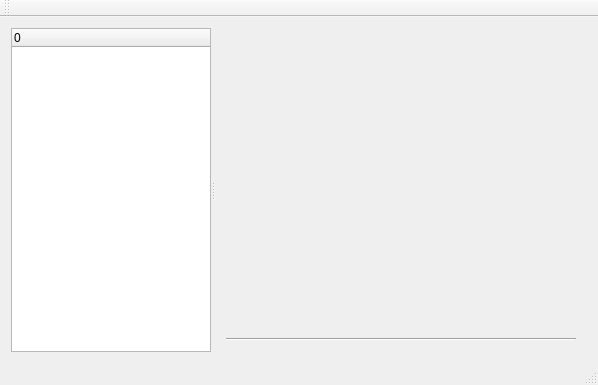
First picture: the form in freetoolbox/plugins/coreplugin/mainwindow.ui, repository FreeHealth/freehealth, before the edit.
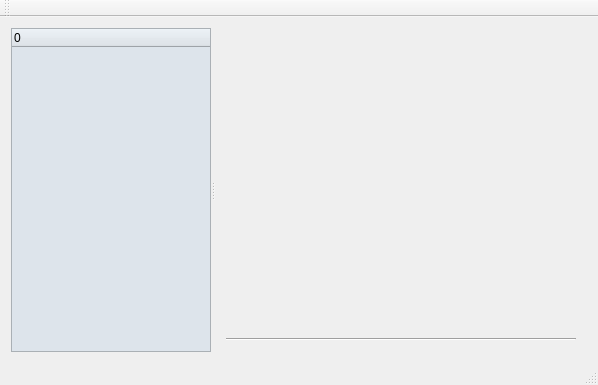
Second picture: the form after the edit.

Commit message: playing with ui

```diff
--- a/freetoolbox/plugins/coreplugin/mainwindow.ui
+++ b/freetoolbox/plugins/coreplugin/mainwindow.ui
@@ -27,6 +27,9 @@
          <verstretch>0</verstretch>
         </sizepolicy>
        </property>
+       <property name="styleSheet">
+        <string notr="true">background-color: #DDE4EB;</string>
+       </property>
        <property name="columnCount">
         <number>1</number>
        </property>
```
The commit also changes 1 other file.
